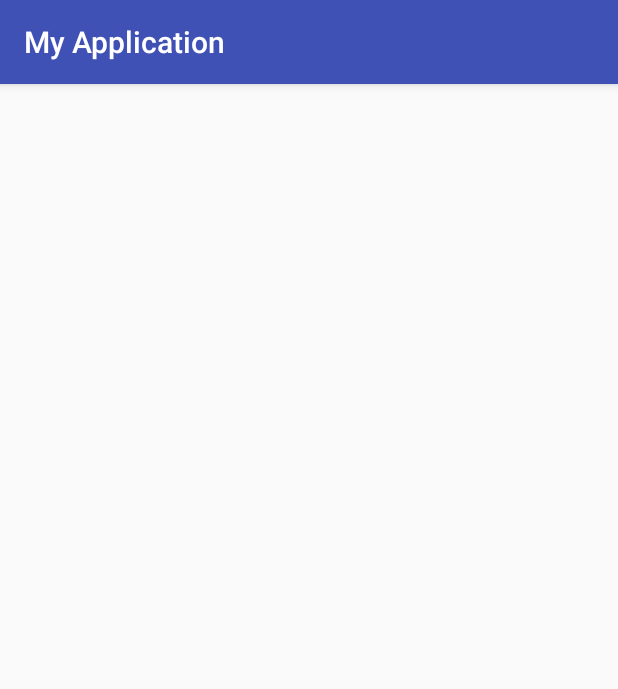
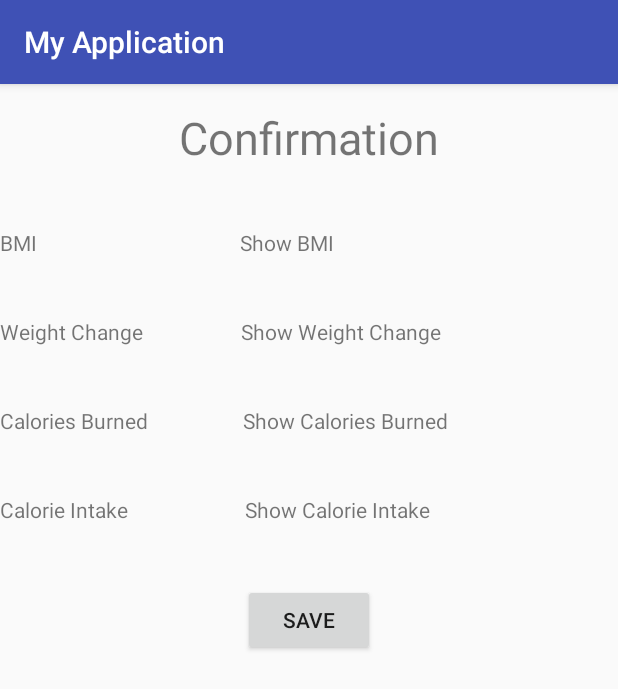
Before and after one commit to SunyNewPaltz01/SunyNewPaltz01, an Android app: the Confirmation screen opened directly, with no data from a screen before it, on a phone screen of 412 x 824 dp. Shown: the top 689 px of the screen. Run offline under Robolectric (Android 15) with nearby library versions, the phone set to English and light mode, and no system bars; 2 statements that could not run were skipped.

Commit message:
Mostly done.

```diff
--- a/app/src/main/java/com/group_project/myapplication/Confirmation.java
+++ b/app/src/main/java/com/group_project/myapplication/Confirmation.java
@@ -6,15 +6,32 @@ import android.widget.TextView;
 
 public class Confirmation extends AppCompatActivity {
 
-    TextView showWeight;
+    TextView showBMI;
+    TextView showWeightChange;
+    TextView showCaloriesBurned;
+    TextView showCalorieIntake;
 
-    Record r = run.l.getTop();
+    Record record = run.l.getTop();
+
+    int height = run.getHeight();
 
     @Override
     protected void onCreate(Bundle savedInstanceState) {
         super.onCreate(savedInstanceState);
         setContentView(R.layout.activity_confirmation);
-        TextView textView = (TextView) findViewById(R.id.bmi);
-        textView.setText(Double.toString(r.bmiM()));
+
+        showBMI = findViewById(R.id.showBMI);
+        showBMI.setText(String.format("%.2f", record.bmiM()));
+
+//        showWeightChange = findViewById(R.id.showWeightChange);
+//        showWeightChange.setText(Double.toString(record.bmiM()));
+//
+//        showCaloriesBurned = findViewById(R.id.showCaloriesBurned);
+//        showCaloriesBurned.setText(Double.toString(record.bmiM()));
+//
+//        showCalorieIntake = findViewById(R.id.showCalorieIntake);
+//        showCalorieIntake.setText(Double.toString(record.bmiM()));
+//
     }
+
 }
--- a/app/src/main/java/com/group_project/myapplication/Record.java
+++ b/app/src/main/java/com/group_project/myapplication/Record.java
@@ -16,7 +16,7 @@ public class Record implements Comparable<Record> {
     public Record(double weight, int timeWalked) {
         // BMI is calculated and stored as metric
         this.weight = weight;
-        bmi = weight/run.height;
+        bmi = ( weight/ ( Math.pow(run.height, 2) ) * 10000 ); // for cm conversion
 
         Date d = new Date();
         SimpleDateFormat dF = new SimpleDateFormat("EEEE, MMMM d, YYYY");
--- a/app/src/main/java/com/group_project/myapplication/run.java
+++ b/app/src/main/java/com/group_project/myapplication/run.java
@@ -7,6 +7,11 @@ public class run {
 
     public static OList l = new OList();
     public static int height;
+
+    public run ()
+    {
+        setHeight(183);
+    }
 
     // called from the settings to change the program user's height
     public static void setHeight(int h) {
--- a/app/src/main/res/layout/activity_confirmation.xml
+++ b/app/src/main/res/layout/activity_confirmation.xml
@@ -1,19 +1,130 @@
 <?xml version="1.0" encoding="utf-8"?>
-<android.support.constraint.ConstraintLayout xmlns:android="http://schemas.android.com/apk/res/android"
+<LinearLayout xmlns:android="http://schemas.android.com/apk/res/android"
     xmlns:app="http://schemas.android.com/apk/res-auto"
     xmlns:tools="http://schemas.android.com/tools"
     android:layout_width="match_parent"
     android:layout_height="match_parent"
+    android:orientation="vertical"
     tools:context="com.group_project.myapplication.Confirmation">
 
+    <TextView
+        android:layout_width="wrap_content"
+        android:layout_height="wrap_content"
+        android:layout_gravity="center"
+        android:layout_marginTop="15dp"
+        android:text="@string/confirmation_title"
+        android:textSize="@dimen/main_title_dimens" />
+
     <LinearLayout
-        android:layout_width="match_parent"
-        android:layout_height="match_parent">
+
+        android:layout_width="fill_parent"
+        android:layout_height="wrap_content"
+        android:layout_marginTop="60px"
+        android:orientation="horizontal">
 
         <TextView
+
             android:id="@+id/bmi"
-            android:layout_width="match_parent"
-            android:layout_height="match_parent" />
+            android:layout_width="wrap_content"
+            android:layout_height="wrap_content"
+            android:text="@string/confirmation_bmi" />
+
+        <TextView
+
+            android:id="@+id/showBMI"
+            android:layout_width="wrap_content"
+            android:layout_height="wrap_content"
+            android:layout_marginLeft="135dp"
+            android:text="@string/confirmation_show_bmi" />
+
     </LinearLayout>
 
-</android.support.constraint.ConstraintLayout>
+    <LinearLayout
+
+        android:layout_width="fill_parent"
+        android:layout_height="wrap_content"
+        android:layout_marginTop="60px"
+        android:orientation="horizontal">
+
+        <TextView
+
+            android:id="@+id/weightChange"
+            android:layout_width="wrap_content"
+            android:layout_height="wrap_content"
+            android:text="Weight Change" />
+
+        <TextView
+
+            android:id="@+id/showWeightChange"
+            android:layout_width="wrap_content"
+            android:layout_height="wrap_content"
+            android:layout_marginLeft="65dp"
+            android:text="Show Weight Change" />
+
+    </LinearLayout>
+
+    <LinearLayout
+
+        android:layout_width="fill_parent"
+        android:layout_height="wrap_content"
+        android:layout_marginTop="60px"
+        android:orientation="horizontal">
+
+        <TextView
+
+            android:id="@+id/caloriesBurned"
+            android:layout_width="wrap_content"
+            android:layout_height="wrap_content"
+            android:text="Calories Burned" />
+
+        <TextView
+
+            android:id="@+id/showCaloriesBurned"
+            android:layout_width="wrap_content"
+            android:layout_height="wrap_content"
+            android:layout_marginLeft="63dp"
+            android:text="Show Calories Burned" />
+
+    </LinearLayout>
+
+    <LinearLayout
+
+        android:layout_width="fill_parent"
+        android:layout_height="wrap_content"
+        android:layout_marginTop="60px"
+        android:orientation="horizontal">
+
+        <TextView
+
+            android:id="@+id/calorieIntake"
+            android:layout_width="wrap_content"
+            android:layout_height="wrap_content"
+            android:text="Calorie Intake" />
+
+        <TextView
+
+            android:id="@+id/showCalorieIntake"
+            android:layout_width="wrap_content"
+            android:layout_height="wrap_content"
+            android:layout_marginLeft="78dp"
+            android:text="Show Calorie Intake" />
+
+    </LinearLayout>
+
+    <LinearLayout
+
+        android:layout_width="fill_parent"
+        android:layout_height="wrap_content"
+        android:layout_marginTop="60px"
+        android:gravity="center_horizontal"
+        android:orientation="horizontal">
+
+
+        <Button
+            android:id="@+id/button"
+            android:layout_width="wrap_content"
+            android:layout_height="wrap_content"
+            android:text="@string/confirmation_button_save" />
+    </LinearLayout>
+
+</LinearLayout>
--- a/app/src/main/res/values/strings.xml
+++ b/app/src/main/res/values/strings.xml
@@ -34,4 +34,10 @@
     <string name="text_view_walking">walking</string>
     <string name="text_view_weights">Weights</string>
     <string name="text_view_yoga">Yoga</string>
+
+    <string name="confirmation_title">Confirmation</string>
+    <string name="confirmation_bmi">BMI</string>
+    <string name="confirmation_show_bmi">Show BMI</string>
+    <string name="confirmation_button_save">Save</string>
+
 </resources>
```
